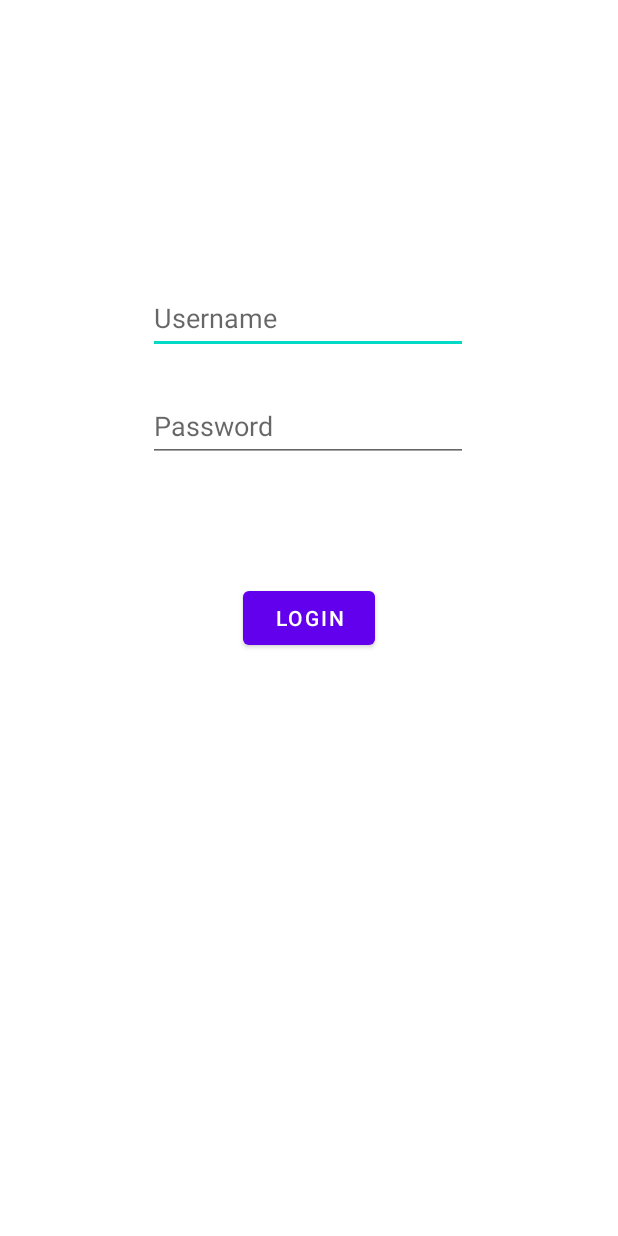
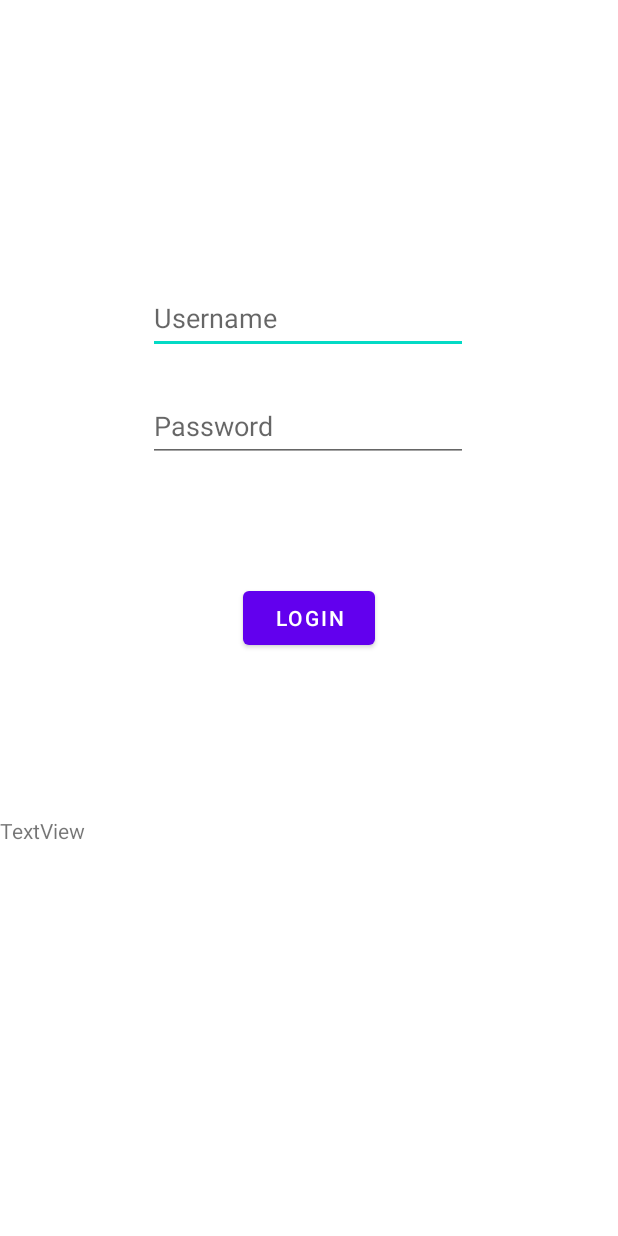
Before and after one commit to aym183/THE-NFT-HUT, an Android app: the screen it shows after launch (MainActivity), on a phone screen of 412 x 824 dp. Run offline under Robolectric (Android 15) with nearby library versions, the light colour scheme and no system bars.

```diff
--- a/app/build.gradle
+++ b/app/build.gradle
@@ -36,6 +36,7 @@ dependencies {
     implementation 'com.google.android.material:material:1.3.0'
     implementation 'androidx.constraintlayout:constraintlayout:2.0.4'
     implementation 'androidx.navigation:navigation-fragment:2.3.5'
+    implementation 'com.squareup.okhttp3:okhttp:3.9.1'
     implementation 'androidx.navigation:navigation-ui:2.3.5'
     implementation 'androidx.legacy:legacy-support-v4:1.0.0'
     implementation 'androidx.lifecycle:lifecycle-livedata-ktx:2.3.1'
--- a/app/src/main/AndroidManifest.xml
+++ b/app/src/main/AndroidManifest.xml
@@ -2,6 +2,7 @@
 <manifest xmlns:android="http://schemas.android.com/apk/res/android"
     package="com.example.nftapp3">
 
+    <uses-permission android:name="android.permission.INTERNET"/>
     <application
         android:allowBackup="true"
         android:icon="@mipmap/ic_launcher"
--- a/app/src/main/res/layout/activity_main.xml
+++ b/app/src/main/res/layout/activity_main.xml
@@ -49,9 +49,16 @@
     <RelativeLayout
         android:layout_width="match_parent"
         android:layout_height="match_parent"
-        tools:layout_editor_absoluteX="0dp"
-        tools:layout_editor_absoluteY="-40dp">
+        tools:layout_editor_absoluteX="-60dp"
+        tools:layout_editor_absoluteY="-50dp">
 
+        <TextView
+            android:id="@+id/textView5"
+            android:layout_width="match_parent"
+            android:layout_height="280dp"
+            android:layout_alignParentBottom="true"
+            android:layout_marginBottom="0dp"
+            android:text="TextView" />
     </RelativeLayout>
 
 
--- a/app/src/main/res/layout/fragment_home.xml
+++ b/app/src/main/res/layout/fragment_home.xml
@@ -8,10 +8,11 @@
 
     <!-- TODO: Update blank fragment layout -->
     <TextView
+        android:id="@+id/home_textview"
         android:layout_width="wrap_content"
         android:layout_height="wrap_content"
         android:layout_gravity="center"
         android:text="HOME FRAGMENT"
-        android:textSize="26dp" />
+        android:textSize="15dp" />
 
 </FrameLayout>
```
Also changed, not shown: app/src/main/java/com/example/nftapp3/HomeFragment.java (+24 -0 lines), app/src/main/java/com/example/nftapp3/MainActivity.java (+13 -1 lines), app/src/main/java/com/example/nftapp3/NavbarRedirect.java (+88 -0 lines).
